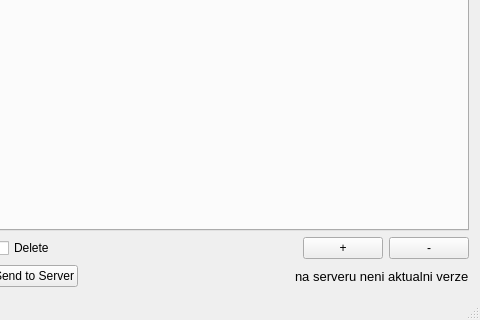
Old version of the form client/mainwindow.ui in the repository garretraziel/icp; both pictures show x 193 to 673 and y 352 to 672 of the 673 by 672 pixel window.
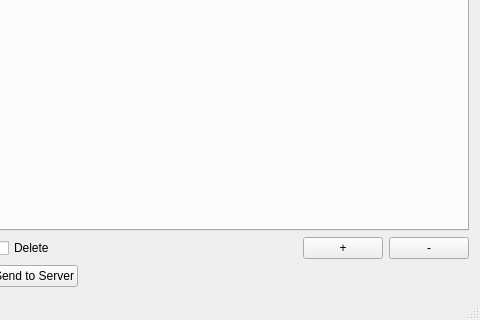
New version of the form.

Commit message: hlaska o aktualnosti cestina->anglictina, pokus o opravu pri nacitani lokalni

What changed in the file:
```diff
--- a/client/mainwindow.ui
+++ b/client/mainwindow.ui
@@ -124,7 +124,7 @@
          </font>
         </property>
         <property name="text">
-         <string>na serveru neni aktualni verze</string>
+         <string/>
         </property>
        </widget>
       </item>
```
The commit also changes 1 other file.
